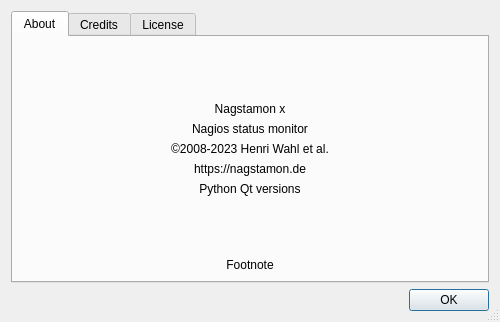
This is Nagstamon/resources/qui/dialog_about.ui in HenriWahl/Nagstamon as Qt 5 draws it before an edit. The edited form follows.
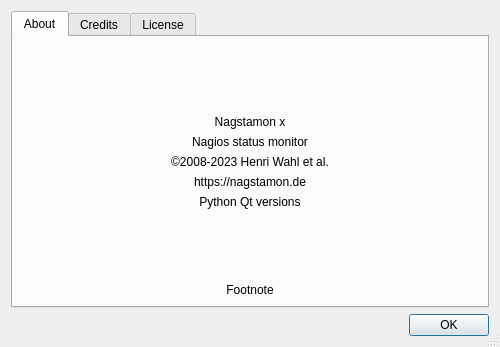
This is the edited form.

Diff of the .ui file:
```diff
--- a/Nagstamon/resources/qui/dialog_about.ui
+++ b/Nagstamon/resources/qui/dialog_about.ui
@@ -7,7 +7,7 @@
     <x>0</x>
     <y>0</y>
     <width>500</width>
-    <height>322</height>
+    <height>347</height>
    </rect>
   </property>
   <property name="sizePolicy">
```
Left out of the diff: 6 changed lines with no effect on the pictures.
